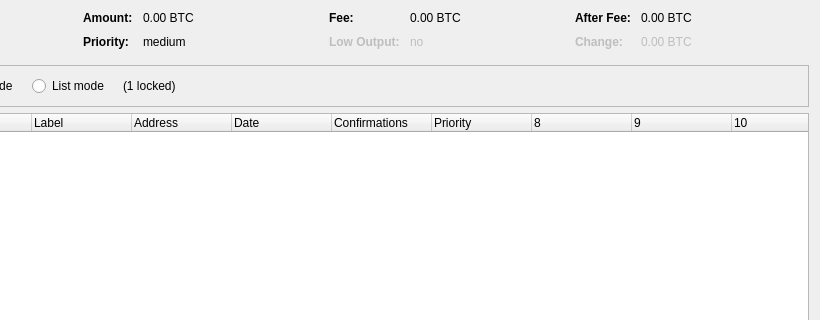
The window that src/qt/forms/coincontroldialog.ui (cockcoin/cockcoin) describes before a commit, drawn with Qt 5; both pictures show x 180 to 1000 and y 0 to 320 of the 1000 by 500 pixel window.
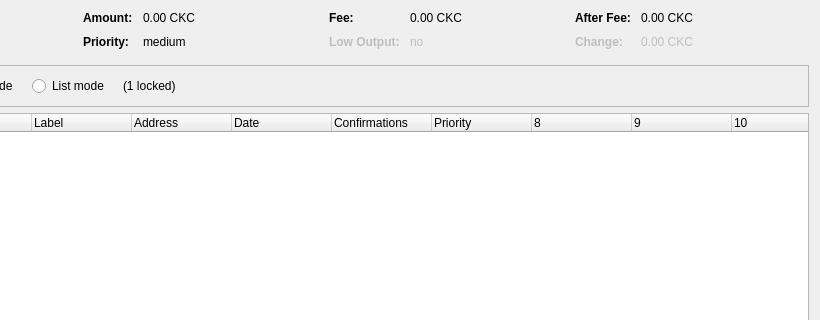
The same window after the commit. Custom widgets are drawn as their Qt base class.

```diff
--- a/src/qt/forms/coincontroldialog.ui
+++ b/src/qt/forms/coincontroldialog.ui
@@ -132,7 +132,7 @@
           <enum>Qt::ActionsContextMenu</enum>
          </property>
          <property name="text">
-          <string notr="true">0.00 BTC</string>
+          <string notr="true">0.00 CKC</string>
          </property>
          <property name="textInteractionFlags">
           <set>Qt::LinksAccessibleByMouse|Qt::TextSelectableByKeyboard|Qt::TextSelectableByMouse</set>
@@ -206,7 +206,7 @@
           <enum>Qt::ActionsContextMenu</enum>
          </property>
          <property name="text">
-          <string notr="true">0.00 BTC</string>
+          <string notr="true">0.00 CKC</string>
          </property>
          <property name="textInteractionFlags">
           <set>Qt::LinksAccessibleByMouse|Qt::TextSelectableByKeyboard|Qt::TextSelectableByMouse</set>
@@ -286,7 +286,7 @@
           <enum>Qt::ActionsContextMenu</enum>
          </property>
          <property name="text">
-          <string notr="true">0.00 BTC</string>
+          <string notr="true">0.00 CKC</string>
          </property>
          <property name="textInteractionFlags">
           <set>Qt::LinksAccessibleByMouse|Qt::TextSelectableByKeyboard|Qt::TextSelectableByMouse</set>
@@ -321,7 +321,7 @@
           <enum>Qt::ActionsContextMenu</enum>
          </property>
          <property name="text">
-          <string notr="true">0.00 BTC</string>
+          <string notr="true">0.00 CKC</string>
          </property>
          <property name="textInteractionFlags">
           <set>Qt::LinksAccessibleByMouse|Qt::TextSelectableByKeyboard|Qt::TextSelectableByMouse</set>
```
